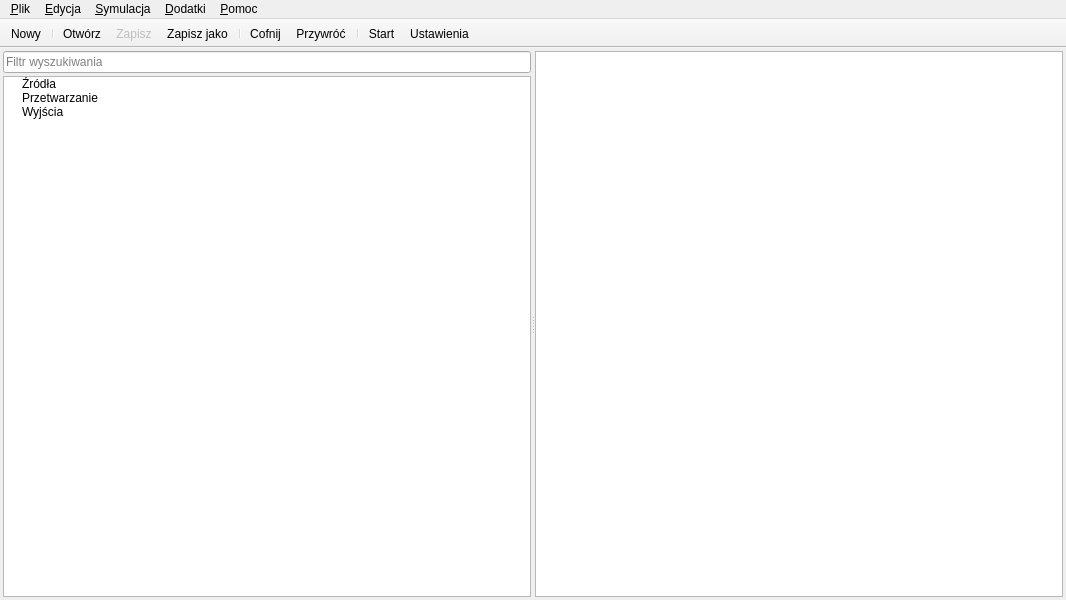
This is GUI/MainWindow.ui in zaps166/DSPBlocks as Qt 5 draws it before an edit. The edited form follows.
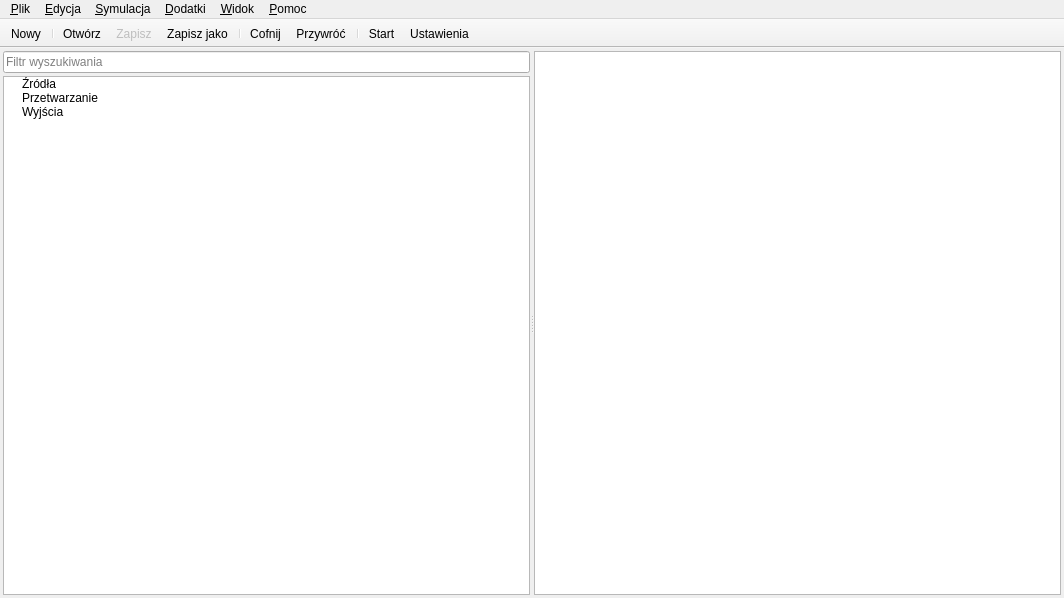
This is the edited form. Custom widgets are drawn as their Qt base class.

```diff
--- a/GUI/MainWindow.ui
+++ b/GUI/MainWindow.ui
@@ -6,8 +6,8 @@
    <rect>
     <x>0</x>
     <y>0</y>
-    <width>1066</width>
-    <height>600</height>
+    <width>1064</width>
+    <height>598</height>
    </rect>
   </property>
   <property name="windowTitle">
@@ -129,8 +129,8 @@
     <rect>
      <x>0</x>
      <y>0</y>
-     <width>1066</width>
-     <height>19</height>
+     <width>1064</width>
+     <height>21</height>
     </rect>
    </property>
    <widget class="QMenu" name="menu_Plik">
@@ -172,10 +172,17 @@
      <string>&amp;Dodatki</string>
     </property>
    </widget>
+   <widget class="QMenu" name="menu_Widok">
+    <property name="title">
+     <string>&amp;Widok</string>
+    </property>
+    <addaction name="action_U_yj_natywnych_okien_dialogowych"/>
+   </widget>
    <addaction name="menu_Plik"/>
    <addaction name="menu_Edycja"/>
    <addaction name="menu_Symulacja"/>
    <addaction name="menu_Dodatki"/>
+   <addaction name="menu_Widok"/>
    <addaction name="menu_Pomoc"/>
   </widget>
   <action name="actionStart">
```
Left out of the diff: 11 changed lines with no effect on the pictures.
